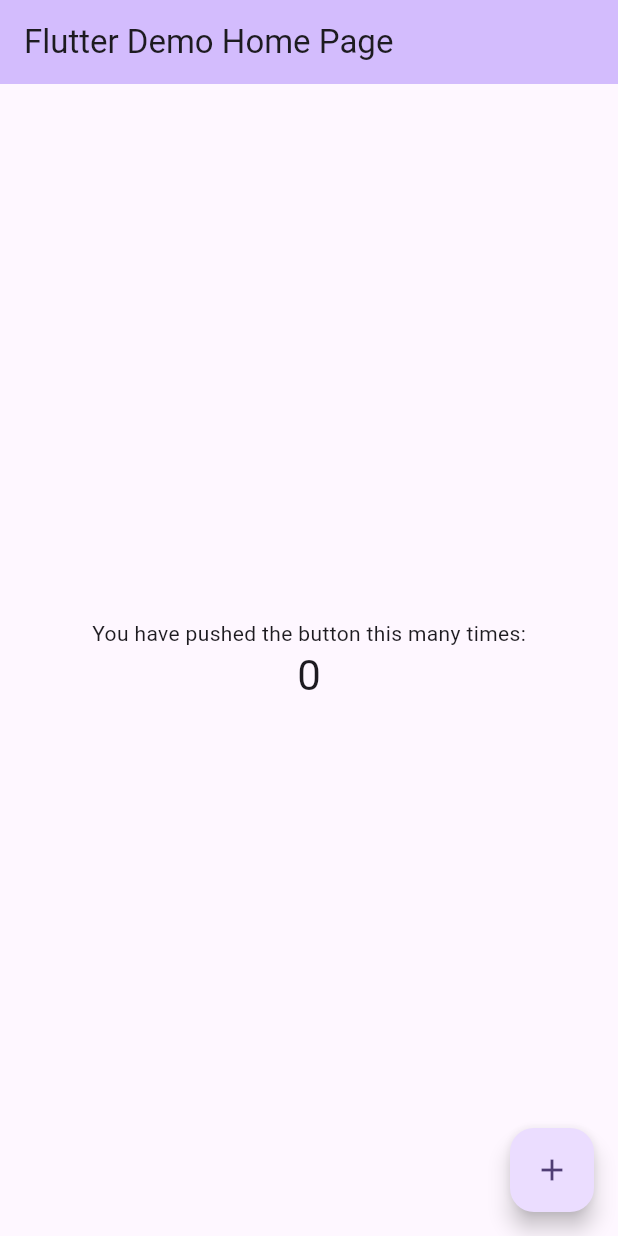
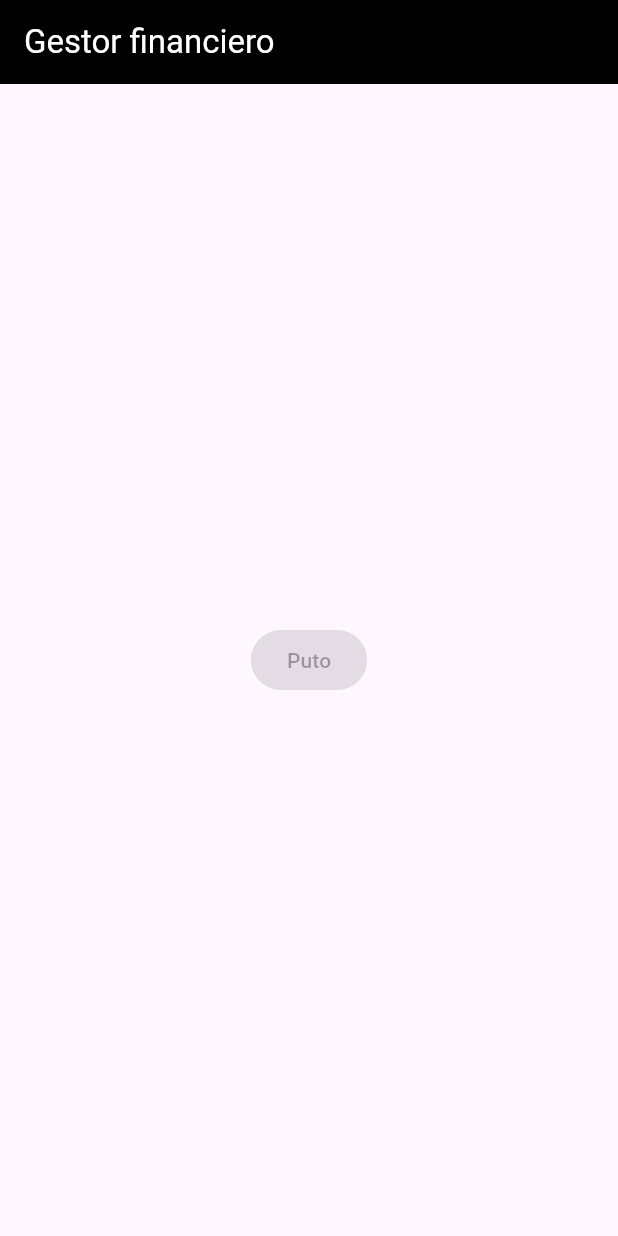
Before and after one commit to Gabrigol17/Gestor-de-gastos-financieros-personal, a Flutter app: the screen it shows after launch, on a phone screen of 412 x 824 dp. Run offline on Flutter 3.47's test engine with Material 3 defaults, Android fonts, the phone set to English and light mode, and no system bars.

Commit message:
commit 1

```diff
--- /dev/null
+++ b/aplicacion_sos/lib/View_Inicio.dart
@@ -0,0 +1,22 @@
+import 'package:flutter/material.dart';
+
+class ViewInicio extends StatelessWidget{
+  const ViewInicio({super.key});
+
+  @override
+  Widget build(BuildContext context) {
+    return Scaffold(
+      appBar: AppBar(
+        backgroundColor: Colors.black,
+        title: const Text("Gestor financiero", style: TextStyle(color: Colors.white),)
+      ),
+      body: Center(
+        child: Row(
+          mainAxisAlignment: MainAxisAlignment.center,
+          children: [ElevatedButton(onPressed: null, child: Text("Puto"))],
+          )
+          )
+          );
+  }
+
+}
--- a/aplicacion_sos/lib/main.dart
+++ b/aplicacion_sos/lib/main.dart
@@ -1,122 +1,19 @@
 import 'package:flutter/material.dart';
-
-void main() {
-  runApp(const MyApp());
+import 'package:aplicacion_sos/View_Inicio.dart';
+void main(){
+  runApp(Myapp());
 }
 
-class MyApp extends StatelessWidget {
-  const MyApp({super.key});
+class Myapp extends StatelessWidget {
 
-  // This widget is the root of your application.
+
   @override
   Widget build(BuildContext context) {
     return MaterialApp(
-      title: 'Flutter Demo',
-      theme: ThemeData(
-        // This is the theme of your application.
-        //
-        // TRY THIS: Try running your application with "flutter run". You'll see
-        // the application has a purple toolbar. Then, without quitting the app,
-        // try changing the seedColor in the colorScheme below to Colors.green
-        // and then invoke "hot reload" (save your changes or press the "hot
-        // reload" button in a Flutter-supported IDE, or press "r" if you used
-        // the command line to start the app).
-        //
-        // Notice that the counter didn't reset back to zero; the application
-        // state is not lost during the reload. To reset the state, use hot
-        // restart instead.
-        //
-        // This works for code too, not just values: Most code changes can be
-        // tested with just a hot reload.
-        colorScheme: .fromSeed(seedColor: Colors.deepPurple),
-      ),
-      home: const MyHomePage(title: 'Flutter Demo Home Page'),
+      title: "Gestor Financiero",
+      home: ViewInicio()
     );
   }
+
+
 }
-
-class MyHomePage extends StatefulWidget {
-  const MyHomePage({super.key, required this.title});
-
-  // This widget is the home page of your application. It is stateful, meaning
-  // that it has a State object (defined below) that contains fields that affect
-  // how it looks.
-
-  // This class is the configuration for the state. It holds the values (in this
-  // case the title) provided by the parent (in this case the App widget) and
-  // used by the build method of the State. Fields in a Widget subclass are
-  // always marked "final".
-
-  final String title;
-
-  @override
-  State<MyHomePage> createState() => _MyHomePageState();
-}
-
-class _MyHomePageState extends State<MyHomePage> {
-  int _counter = 0;
-
-  void _incrementCounter() {
-    setState(() {
-      // This call to setState tells the Flutter framework that something has
-      // changed in this State, which causes it to rerun the build method below
-      // so that the display can reflect the updated values. If we changed
-      // _counter without calling setState(), then the build method would not be
-      // called again, and so nothing would appear to happen.
-      _counter++;
-    });
-  }
-
-  @override
-  Widget build(BuildContext context) {
-    // This method is rerun every time setState is called, for instance as done
-    // by the _incrementCounter method above.
-    //
-    // The Flutter framework has been optimized to make rerunning build methods
-    // fast, so that you can just rebuild anything that needs updating rather
-    // than having to individually change instances of widgets.
-    return Scaffold(
-      appBar: AppBar(
-        // TRY THIS: Try changing the color here to a specific color (to
-        // Colors.amber, perhaps?) and trigger a hot reload to see the AppBar
-        // change color while the other colors stay the same.
-        backgroundColor: Theme.of(context).colorScheme.inversePrimary,
-        // Here we take the value from the MyHomePage object that was created by
-        // the App.build method, and use it to set our appbar title.
-        title: Text(widget.title),
-      ),
-      body: Center(
-        // Center is a layout widget. It takes a single child and positions it
-        // in the middle of the parent.
-        child: Column(
-          // Column is also a layout widget. It takes a list of children and
-          // arranges them vertically. By default, it sizes itself to fit its
-          // children horizontally, and tries to be as tall as its parent.
-          //
-          // Column has various properties to control how it sizes itself and
-          // how it positions its children. Here we use mainAxisAlignment to
-          // center the children vertically; the main axis here is the vertical
-          // axis because Columns are vertical (the cross axis would be
-          // horizontal).
-          //
-          // TRY THIS: Invoke "debug painting" (choose the "Toggle Debug Paint"
-          // action in the IDE, or press "p" in the console), to see the
-          // wireframe for each widget.
-          mainAxisAlignment: .center,
-          children: [
-            const Text('You have pushed the button this many times:'),
-            Text(
-              '$_counter',
-              style: Theme.of(context).textTheme.headlineMedium,
-            ),
-          ],
-        ),
-      ),
-      floatingActionButton: FloatingActionButton(
-        onPressed: _incrementCounter,
-        tooltip: 'Increment',
-        child: const Icon(Icons.add),
-      ),
-    );
-  }
-}
```
Also changed, not shown: 1 other file.
